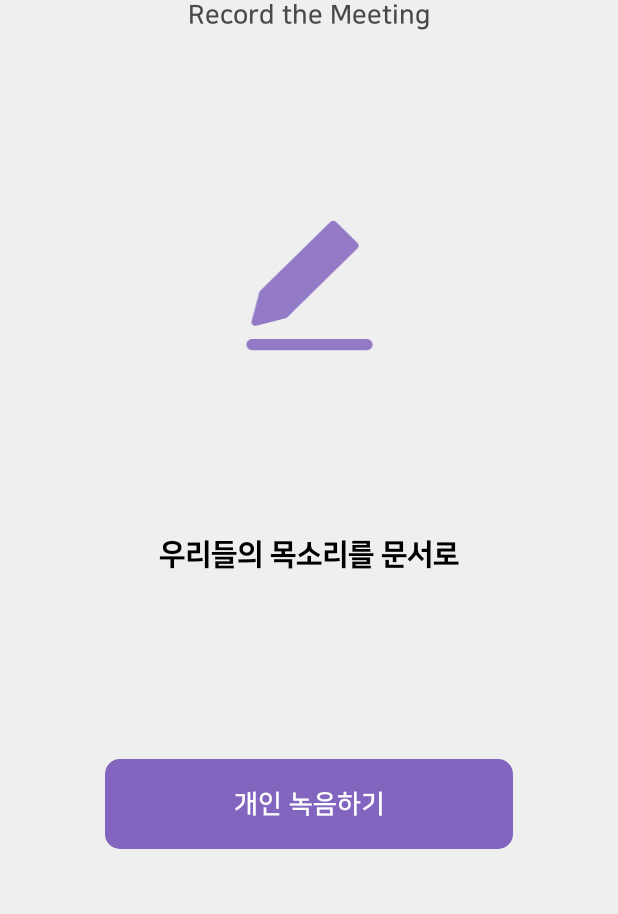
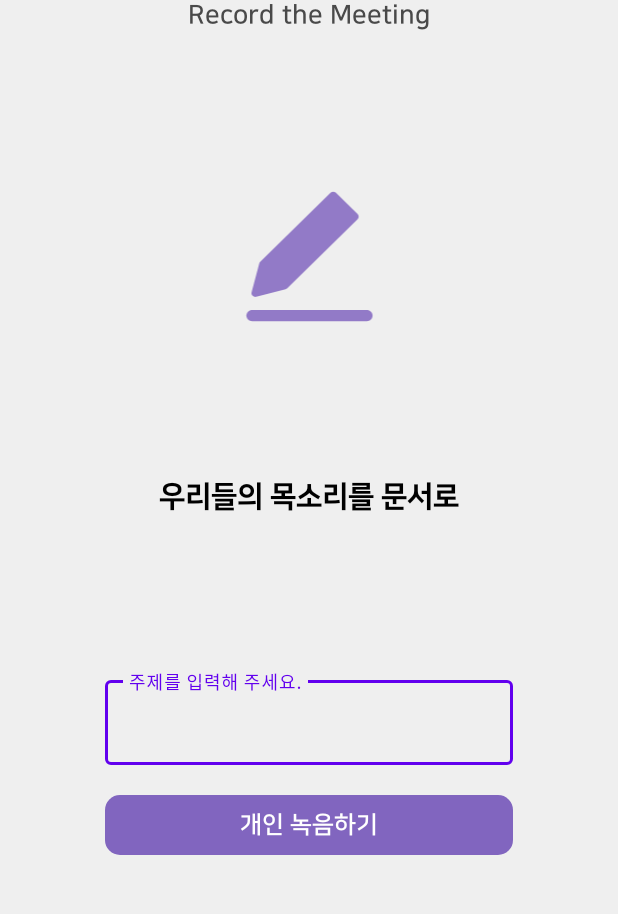
Before and after one commit to G1antPandaBear/recom-android, an Android app: the screen it shows after launch (StartActivity), on a phone screen of 412 x 824 dp, the part 201-1115 px from its top. Run offline under Robolectric (Android 15) with nearby library versions, the phone set to English and light mode, and no system bars; our stand-ins replace Dagger/Hilt's generated code, data binding.

```diff
--- a/app/build.gradle
+++ b/app/build.gradle
@@ -72,4 +72,6 @@ dependencies {
     kapt 'com.github.bumptech.glide:compiler:4.13.0'
 
     implementation 'com.airbnb.android:lottie:5.2.0'
+
+    implementation 'com.google.android.gms:play-services-location:20.0.0'
 }
--- a/app/src/main/AndroidManifest.xml
+++ b/app/src/main/AndroidManifest.xml
@@ -5,6 +5,8 @@
 
     <uses-permission android:name="android.permission.INTERNET" />
     <uses-permission android:name="android.permission.RECORD_AUDIO" />
+    <uses-permission android:name="android.permission.ACCESS_FINE_LOCATION" />
+    <uses-permission android:name="android.permission.ACCESS_COARSE_LOCATION" />
 
     <queries>
         <intent>
--- a/app/src/main/java/kr/hs/pandabear/recom/network/service/DocumentService.kt
+++ b/app/src/main/java/kr/hs/pandabear/recom/network/service/DocumentService.kt
@@ -1,12 +1,13 @@
 package kr.hs.pandabear.recom.network.service
 
 import kr.hs.pandabear.recom.network.model.speech.Document
+import kr.hs.pandabear.recom.network.request.SaveDataRequest
 import retrofit2.http.Body
 import retrofit2.http.POST
 
 interface DocumentService {
     @POST("document")
     suspend fun saveData(
-        @Body content: String
+        @Body saveDataRequest: SaveDataRequest
     ): Document
 }
--- a/app/src/main/java/kr/hs/pandabear/recom/view/activity/StartActivity.kt
+++ b/app/src/main/java/kr/hs/pandabear/recom/view/activity/StartActivity.kt
@@ -2,9 +2,11 @@ package kr.hs.pandabear.recom.view.activity
 
 import android.content.Intent
 import android.os.Bundle
+import android.util.Log
 import androidx.annotation.LayoutRes
 import androidx.appcompat.app.AppCompatActivity
 import androidx.databinding.DataBindingUtil
+import androidx.lifecycle.MutableLiveData
 import dagger.hilt.android.AndroidEntryPoint
 import kr.hs.pandabear.recom.R
 import kr.hs.pandabear.recom.databinding.ActivityStartBinding
@@ -14,15 +16,20 @@ import java.util.*
 class StartActivity : AppCompatActivity() {
 
     private lateinit var mBinding: ActivityStartBinding
+    val subject = MutableLiveData<String>()
 
     override fun onCreate(savedInstanceState: Bundle?) {
         super.onCreate(savedInstanceState)
         performDataBinding()
     }
 
-    fun onClickStartButtons() {
+    fun onClickStartButton() {
         // 모드 0은 솔로, 모드 1은 단체
         val intent = Intent(this, MainActivity::class.java)
+        if (subject.value.isNullOrEmpty())
+            subject.value = "무제"
+        Log.d("TestTest", "onClickStartButtons: ${subject.value}")
+        intent.putExtra("subject", subject.value)
         startActivity(intent)
     }
 
--- a/app/src/main/java/kr/hs/pandabear/recom/viewmodel/fragment/ResultViewModel.kt
+++ b/app/src/main/java/kr/hs/pandabear/recom/viewmodel/fragment/ResultViewModel.kt
@@ -1,6 +1,5 @@
 package kr.hs.pandabear.recom.viewmodel.fragment
 
-import dagger.hilt.android.lifecycle.HiltViewModel
 import kr.hs.pandabear.recom.viewmodel.base.BaseViewModel
 
 class ResultViewModel : BaseViewModel() {
--- a/app/src/main/java/kr/hs/pandabear/recom/widget/Constants.kt
+++ b/app/src/main/java/kr/hs/pandabear/recom/widget/Constants.kt
@@ -1,5 +1,5 @@
 package kr.hs.pandabear.recom.widget
 
 object Constants {
-    const val BASE_URL = "http://192.168.1.86:8080/"
+    const val BASE_URL = "http://192.168.1.12:8080/"
 }
--- a/app/src/main/res/layout/activity_start.xml
+++ b/app/src/main/res/layout/activity_start.xml
@@ -59,24 +59,48 @@
             android:text="@string/text_app_desc_kr"
             android:textColor="@color/color_black"
             android:textSize="19sp"
-            app:layout_constraintBottom_toTopOf="@id/btn_solo_record"
+            app:layout_constraintBottom_toTopOf="@id/layout_subject"
             app:layout_constraintEnd_toEndOf="parent"
             app:layout_constraintStart_toStartOf="parent"
             app:layout_constraintTop_toBottomOf="@id/iv_main" />
 
+        <com.google.android.material.textfield.TextInputLayout
+            android:id="@+id/layout_subject"
+            style="@style/Widget.MaterialComponents.TextInputLayout.OutlinedBox"
+            android:layout_width="0dp"
+            android:layout_height="wrap_content"
+            android:layout_marginHorizontal="70dp"
+            android:layout_marginBottom="20dp"
+            android:hint="@string/text_input_subject"
+            app:endIconMode="clear_text"
+            app:layout_constraintEnd_toEndOf="parent"
+            app:layout_constraintStart_toStartOf="parent"
+            app:layout_constraintBottom_toTopOf="@id/btn_solo_record">
+
+            <com.google.android.material.textfield.TextInputEditText
+                android:id="@+id/edit_subject"
+                android:layout_width="match_parent"
+                android:layout_height="match_parent"
+                android:inputType="text"
+                android:maxLength="20"
+                android:text="@={activity.subject}" />
+
+        </com.google.android.material.textfield.TextInputLayout>
+
+
         <androidx.appcompat.widget.AppCompatButton
             android:id="@+id/btn_solo_record"
             android:layout_width="0dp"
-            android:layout_height="60dp"
+            android:layout_height="40dp"
             android:layout_marginHorizontal="70dp"
             android:background="@drawable/background_start_button"
             android:backgroundTint="@color/color_main500"
             android:fontFamily="@font/nanum_b"
             android:text="@string/text_solo_record"
-            android:textSize="17sp"
+            android:textSize="16sp"
             android:textColor="@color/white"
-            app:layout_constraintTop_toBottomOf="@id/tv_app_desc"
-            android:onClick="@{() -> activity.onClickStartButtons()}"
+            android:layout_marginBottom="120dp"
+            android:onClick="@{() -> activity.onClickStartButton()}"
             app:layout_constraintBottom_toBottomOf="parent"
             app:layout_constraintEnd_toEndOf="parent"
             app:layout_constraintStart_toStartOf="parent" />
--- a/app/src/main/res/values/strings.xml
+++ b/app/src/main/res/values/strings.xml
@@ -11,4 +11,6 @@
     <string name="text_show_clear_document">정리된 문서 보기</string>
     <string name="text_result_desc">당신의 회의가\n 정리되었습니다!</string>
     <string name="text_share_meeting">회의를 공유해 주세요</string>
+    <string name="text_input_subject">주제를 입력해 주세요.</string>
+    <string name="text_not_subject">무제</string>
 </resources>
```
Also changed, not shown: app/src/main/java/kr/hs/pandabear/recom/network/request/SaveDataRequest.kt (added, +7 -0 lines), app/src/main/java/kr/hs/pandabear/recom/view/activity/MainActivity.kt (+43 -13 lines), app/src/main/java/kr/hs/pandabear/recom/view/fragment/SoloFragment.kt (+8 -0 lines), app/src/main/java/kr/hs/pandabear/recom/viewmodel/fragment/SoloViewModel.kt (+11 -1 lines), app/src/main/res/drawable/background_edittext.xml (added, +13 -0 lines), app/src/main/res/layout/activity_main.xml (+13 -0 lines), 1 other file.
